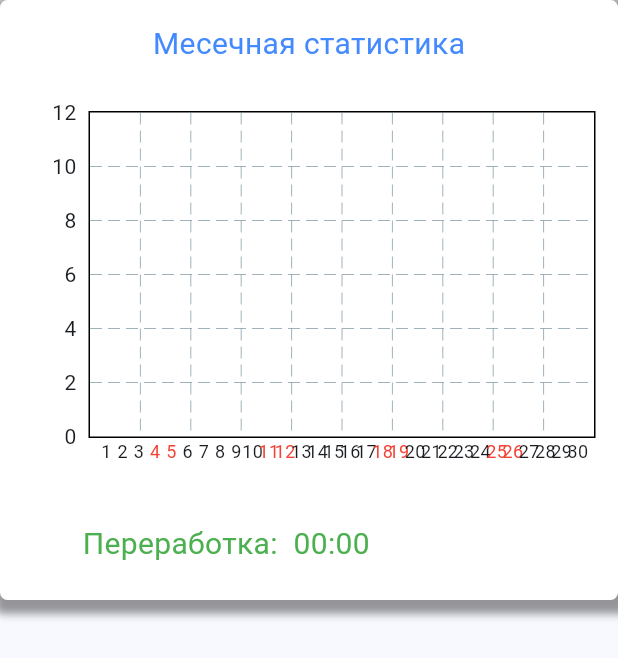
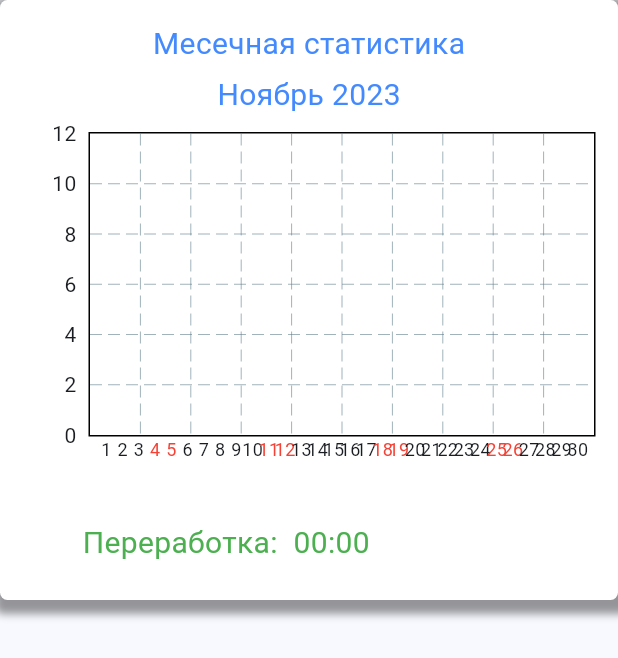
Before and after one commit to ENTERF34R/work_time_manager, a Flutter app: the MonthStatisticsWidget widget shown alone on an empty page, opened directly, on a phone screen of 412 x 824 dp. Shown: the top 658 px of the screen. Run offline on Flutter 3.47's test engine with Material 2 defaults, Android fonts, the phone set to English and light mode, and no system bars; drawn by our look-alikes of fl_chart; our stand-ins replace synchronized.

Commit message:
Доработан виджет месячной статистики

```diff
--- a/lib/presentation/widgets/month_statistics.dart
+++ b/lib/presentation/widgets/month_statistics.dart
@@ -78,7 +78,11 @@ class _MonthStatisticsWidgetState extends State<MonthStatisticsWidget> {
                     const Text("Месечная статистика",
                         style:
                             TextStyle(fontSize: 20, color: Colors.blueAccent)),
-                    const Padding(padding: EdgeInsets.only(top: 30)),
+                    const Padding(padding: EdgeInsets.only(top: 5)),
+                    Text("${rusMonthName(value.data!.month)} ${value.data!.year}",
+                        style:
+                        const TextStyle(fontSize: 20, color: Colors.blueAccent)),
+                    const Padding(padding: EdgeInsets.symmetric(vertical: 5)),
                     Align(
                         alignment: Alignment.topCenter,
                         child: getHistogram(value.data!, groups!)),
@@ -103,9 +107,9 @@ class _MonthStatisticsWidgetState extends State<MonthStatisticsWidget> {
 
   Widget getHistogram(MonthStatistics monthStatistics, List<BarChartGroupData> groups) {
 
-    Container res = Container(
+    return SizedBox(
         width: 750,
-        height: 240,
+        height: 225,
         child: Center(
             child: ConstrainedBox(
                 constraints:
@@ -161,7 +165,6 @@ class _MonthStatisticsWidgetState extends State<MonthStatisticsWidget> {
                           },
                         )),
                     barGroups: groups)))));
-    return res;
   }
 
   List<BarChartGroupData> getGroups(MonthStatistics month) {
@@ -213,4 +216,35 @@ class _MonthStatisticsWidgetState extends State<MonthStatisticsWidget> {
 
     return Text(value.toInt().toString(), style: style);
   }
+
+  String rusMonthName(int month) {
+    switch(month) {
+      case 1:
+        return "Январь";
+      case 2:
+        return "Февраль";
+      case 3:
+        return "Март";
+      case 4:
+        return "Апрель";
+      case 5:
+        return "Май";
+      case 6:
+        return "Июнь";
+      case 7:
+        return "Июль";
+      case 8:
+        return "Август";
+      case 9:
+        return "Сентябрь";
+      case 10:
+        return "Октябрь";
+      case 11:
+        return "Ноябрь";
+      case 12:
+        return "Декабрь";
+      default:
+        return "";
+    }
+  }
 }
```
